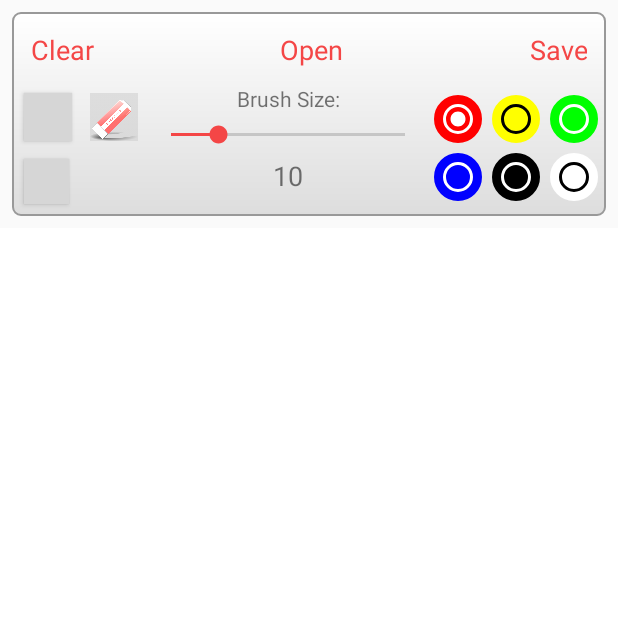
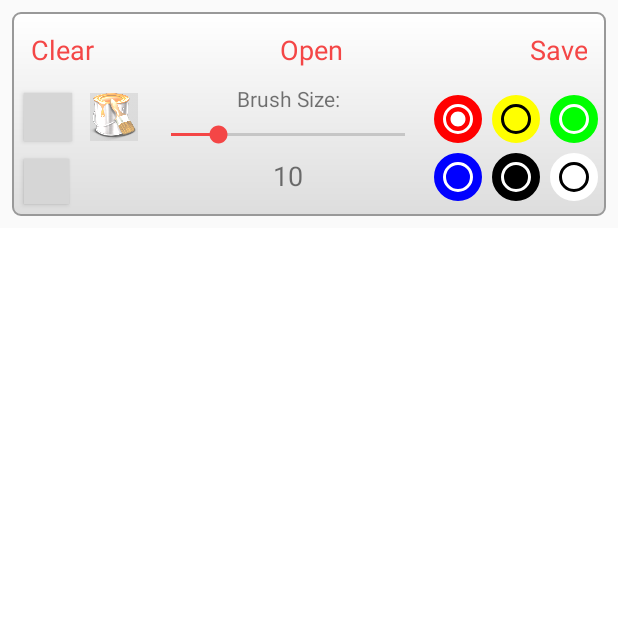
Before and after one commit to dkramer95/ColorfulDonut, an Android app: the screen it shows after launch (MainActivity), after a tap on "Clear", on a phone screen of 412 x 824 dp, the top half of it. Run offline under Robolectric (Android 15) with nearby library versions, the phone set to English and light mode, and no system bars; grey boxes are pictures that could not be loaded.

Commit message:
Added animations 	* Fixes initial starting canvas size 	* Clearing now fades out nicely 	* Adds paint bucket icon instead of eraser

```diff
--- a/ColorfulDonut/app/src/main/java/edu/colorfuldonut/MainActivity.java
+++ b/ColorfulDonut/app/src/main/java/edu/colorfuldonut/MainActivity.java
@@ -14,6 +14,7 @@ import android.support.v7.widget.AppCompatButton;
 import android.view.View;
 import android.widget.Button;
 import android.widget.GridLayout;
+import android.widget.LinearLayout;
 import android.widget.RadioButton;
 import android.widget.SeekBar;
 import android.widget.TextView;
@@ -34,6 +35,8 @@ public class MainActivity extends AppCompatActivity {
         super.onCreate(savedInstanceState);
         setContentView(R.layout.activity_main);
         initComponents();
+        createShakeListener();
+        animateIn();
     }
 
     protected void onResume() {
@@ -54,14 +57,27 @@ public class MainActivity extends AppCompatActivity {
         createTools();
         createSlider();
         createColors();
-        createShakeListener();
+    }
+
+    protected void animateIn() {
+        m_canvasView.setAlpha(0f);
+
+        LinearLayout toolbar = (LinearLayout)findViewById(R.id.toolbar);
+        toolbar.animate().translationYBy(-1000f).alpha(0f).setDuration(0).start();
+        toolbar.animate().translationYBy(1000f).alpha(1f).setDuration(1250).withEndAction(new Runnable() {
+            @Override
+            public void run() {
+                m_canvasView.clear();
+                m_canvasView.animate().alpha(1f).setDuration(750).start();
+            }
+        }).start();
     }
 
     protected void createShakeListener() {
         m_shakeToClear = new DeviceShake(this, new DeviceShake.ShakeCallback() {
             @Override
             public void onShake() {
-                m_canvasView.clear();
+                animatedCanvasClear();
             }
         });
     }
@@ -192,7 +208,17 @@ public class MainActivity extends AppCompatActivity {
     }
 
     public void clearButtonClicked(View view) {
-        m_canvasView.clear();
+        animatedCanvasClear();
+    }
+
+    public void animatedCanvasClear() {
+        m_canvasView.animate().alpha(0f).setDuration(750).withEndAction(new Runnable() {
+            @Override
+            public void run() {
+                m_canvasView.clear();
+                m_canvasView.animate().alpha(1f).setDuration(300).start();
+            }
+        }).start();
     }
 
     public void toolButtonClicked(View view) {
--- a/ColorfulDonut/app/src/main/res/layout/activity_main.xml
+++ b/ColorfulDonut/app/src/main/res/layout/activity_main.xml
@@ -103,9 +103,9 @@
                         android:layout_width="32dp"
                         android:layout_height="32dp"
                         android:layout_margin="6dp"
+                        android:background="@drawable/bucket"
                         android:backgroundTint="@color/selectedButtonBG"
                         android:backgroundTintMode="add"
-                        android:background="@drawable/eraser1"
                         android:padding="10dp"
                         android:tag="Paint Bucket" />
 
```
Also changed, not shown: ColorfulDonut/app/src/main/res/drawable/bucket.png (added).
